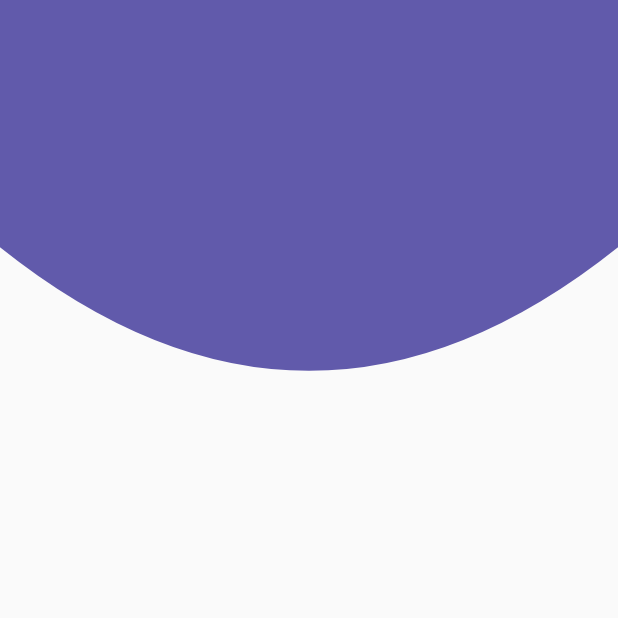
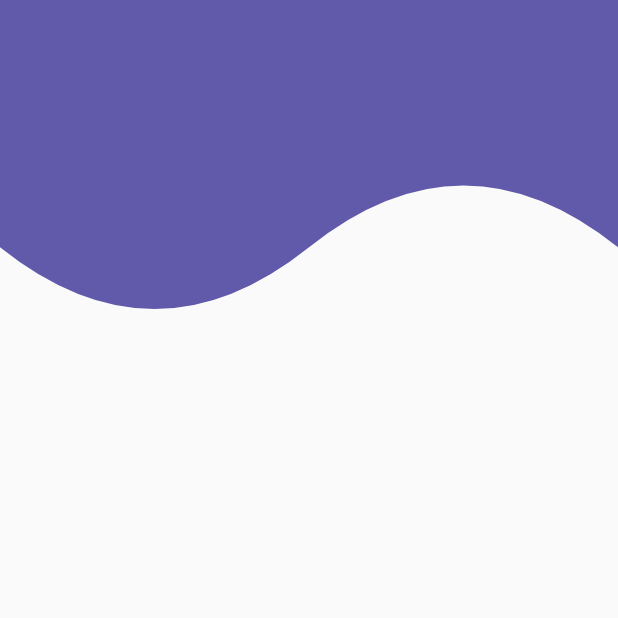
Before and after one commit to JeancarlosCarvajal/Disenos-personalizados-FLutter-Custom-Painters, a Flutter app: the screen it shows after launch, on a phone screen of 412 x 824 dp, the top half of it. Run offline on Flutter 3.47's test engine with Material 2 defaults, Android fonts, the phone set to English and light mode, and no system bars.

Commit message:
Header curvatura doble

```diff
--- a/lib/src/pages/headers_page.dart
+++ b/lib/src/pages/headers_page.dart
@@ -15,7 +15,8 @@ class HeadersPage extends StatelessWidget {
       // body: HeaderDiagonal(),
       // body: HeaderTriangle(),
       // body: HeaderPike(),
-      body: HeaderCurve(),
+      // body: HeaderCurve(),
+      body: HeaderWave(),
     );
   }
 }
--- a/lib/src/widgets/headers.dart
+++ b/lib/src/widgets/headers.dart
@@ -218,3 +218,52 @@ class _HeaderCurvePainter extends CustomPainter {
   }
 
 }
+
+class HeaderWave extends StatelessWidget {
+  const HeaderWave ({Key? key}) : super(key: key);
+
+  @override
+  Widget build(BuildContext context) {
+    return Container(
+      height: double.infinity,
+      width: double.infinity,
+      // color: Color(0xff615aab),
+      child: CustomPaint(
+        painter: _HeaderWavePainter(),
+      ),
+    );
+  }
+}
+
+
+class _HeaderWavePainter extends CustomPainter {
+  @override
+  void paint(Canvas canvas, Size size) {
+    final paint = Paint(); // es el lapiz
+    //propiedades del lapiz
+    paint.color = Color(0xff615aab);
+    paint.style = PaintingStyle.fill; // son los border y el fiil es para rellenar. strock para lineas
+    paint.strokeWidth = 10.0; // espesor de la linea
+
+    final path = Path();
+
+    // dibujar con el path y el lapiz. empieza de izquierda a derecha como el reloj
+    // path.moveTo(0, size.height);
+    path.lineTo(0, size.height*0.20);
+    // los primeroa dos puntos son el eje de curvatura y los otros dos puntos son el inicio y el fin
+    // el segundo valor es relativo al ultimo valor, al estar por encima o por debajo del mismo me mueve la curva arriba o abajo
+    path.quadraticBezierTo(size.width*0.25, size.height*0.30, size.width*0.5, size.height*0.20);
+    path.quadraticBezierTo(size.width*0.75, size.height*0.10, size.width, size.height*0.20);
+    path.lineTo(size.width, 0);
+
+    // dibuja canvas
+    canvas.drawPath(path, paint);
+  }
+
+  @override
+  bool shouldRepaint(covariant CustomPainter oldDelegate) {
+    // siempre en true
+    return true;
+  }
+
+}
```
Also changed, not shown: appearance/77.png (added), 1 other file.
